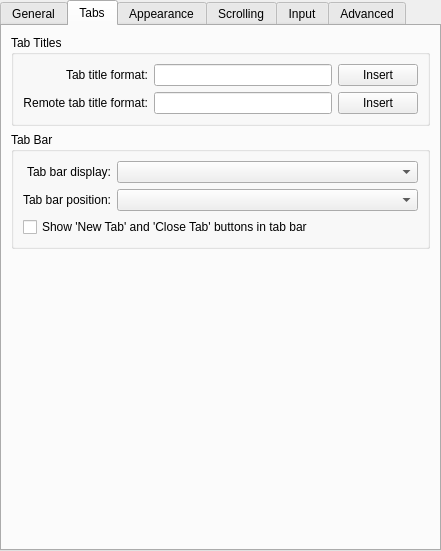
First picture: the form in src/EditProfileDialog.ui, repository KDE/konsole, before the edit.
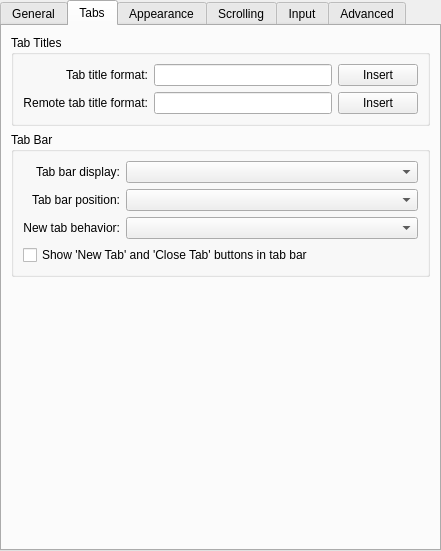
Second picture: the form after the edit. The open tabs and pages were chosen to show the change. Custom widgets are drawn as their Qt base class.

Commit message:
Allow users to control where the newly created tab should be placed.
CCBUG:276872
REVIEW:102685

Patch:
```diff
--- a/src/EditProfileDialog.ui
+++ b/src/EditProfileDialog.ui
@@ -392,7 +392,27 @@
             </property>
            </widget>
           </item>
-          <item row="3" column="0" colspan="2">
+          <item row="3" column="0">
+           <widget class="QLabel" name="label_16">
+            <property name="text">
+             <string>New tab behavior:</string>
+            </property>
+            <property name="alignment">
+             <set>Qt::AlignRight|Qt::AlignTrailing|Qt::AlignVCenter</set>
+            </property>
+           </widget>
+          </item>
+          <item row="3" column="1">
+           <widget class="KComboBox" name="newTabBehaviorCombo">
+            <property name="sizePolicy">
+             <sizepolicy hsizetype="Preferred" vsizetype="Fixed">
+              <horstretch>1</horstretch>
+              <verstretch>0</verstretch>
+             </sizepolicy>
+            </property>
+           </widget>
+          </item>
+          <item row="4" column="0" colspan="2">
            <widget class="QCheckBox" name="newTabButton">
             <property name="text">
              <string>Show 'New Tab' and 'Close Tab' buttons in tab bar</string>
```
The commit also changes 5 other files.
